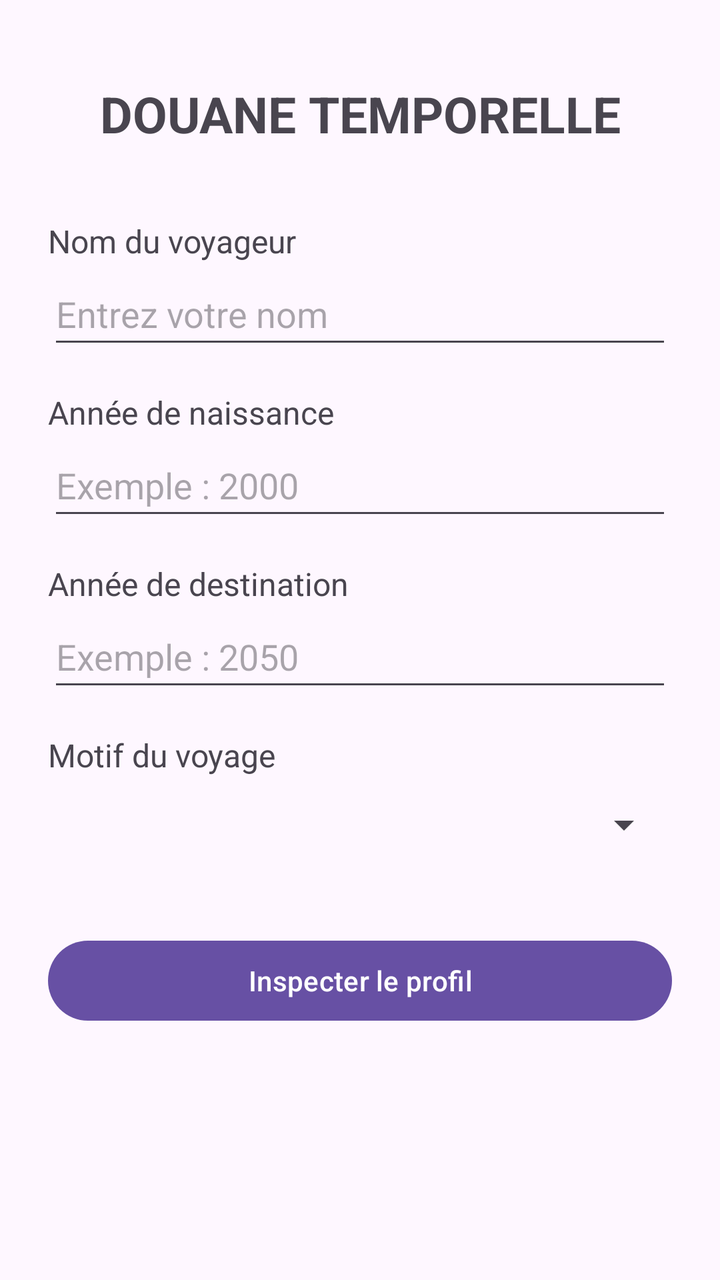
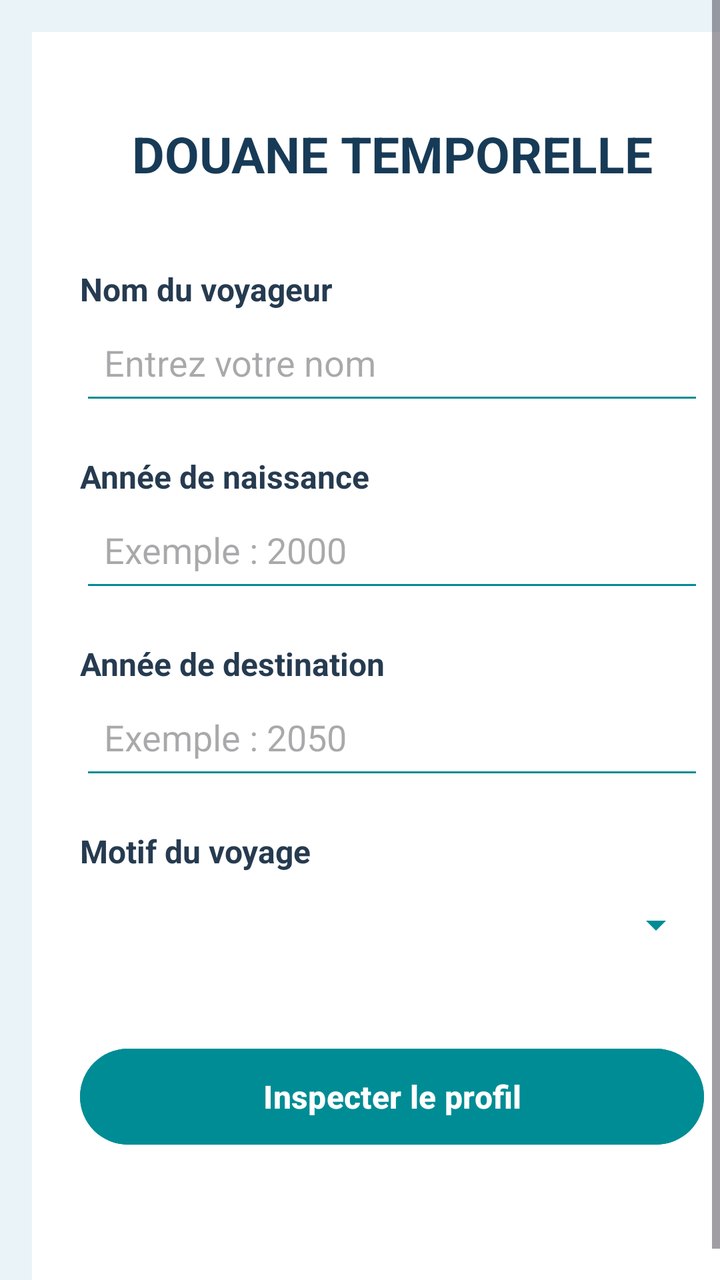

Before-and-after screenshots of an Android layout around one commit, followed by the original layout XML and the change that was made.
<!-- AndroidManifest.xml: application theme Theme.DouaneTemporelle -->
<!-- res/layout/activity_main.xml -->
<?xml version="1.0" encoding="utf-8"?>
<ScrollView
    xmlns:android="http://schemas.android.com/apk/res/android"
    android:id="@+id/scroll_main_rc"
    android:layout_width="match_parent"
    android:layout_height="match_parent"
    android:fillViewport="true">

    <LinearLayout
        android:id="@+id/layout_main_rc"
        android:layout_width="match_parent"
        android:layout_height="wrap_content"
        android:orientation="vertical"
        android:padding="24dp">

        
        <TextView
            android:id="@+id/txt_titre_rc"
            android:layout_width="match_parent"
            android:layout_height="wrap_content"
            android:text="DOUANE TEMPORELLE"
            android:textSize="25sp"
            android:textStyle="bold"
            android:gravity="center"
            android:padding="16dp" />

        
        <TextView
            android:id="@+id/txt_nom_rc"
            android:layout_width="match_parent"
            android:layout_height="wrap_content"
            android:text="Nom du voyageur"
            android:textSize="16sp"
            android:layout_marginTop="20dp" />

        <EditText
            android:id="@+id/edt_nom_rc"
            android:layout_width="match_parent"
            android:layout_height="wrap_content"
            android:hint="Entrez votre nom"
            android:inputType="textCapWords"
            android:minHeight="48dp" />

        
        <TextView
            android:id="@+id/txt_naissance_rc"
            android:layout_width="match_parent"
            android:layout_height="wrap_content"
            android:text="Année de naissance"
            android:textSize="16sp"
            android:layout_marginTop="16dp" />

        <EditText
            android:id="@+id/edt_naissance_rc"
            android:layout_width="match_parent"
            android:layout_height="wrap_content"
            android:hint="Exemple : 2000"
            android:inputType="number"
            android:maxLength="4"
            android:minHeight="48dp" />

        
        <TextView
            android:id="@+id/txt_destination_rc"
            android:layout_width="match_parent"
            android:layout_height="wrap_content"
            android:text="Année de destination"
            android:textSize="16sp"
            android:layout_marginTop="16dp" />

        <EditText
            android:id="@+id/edt_destination_rc"
            android:layout_width="match_parent"
            android:layout_height="wrap_content"
            android:hint="Exemple : 2050"
            android:inputType="number"
            android:maxLength="4"
            android:minHeight="48dp" />

        
        <TextView
            android:id="@+id/txt_motif_rc"
            android:layout_width="match_parent"
            android:layout_height="wrap_content"
            android:text="Motif du voyage"
            android:textSize="16sp"
            android:layout_marginTop="16dp" />

        <Spinner
            android:id="@+id/spn_motif_rc"
            android:layout_width="match_parent"
            android:layout_height="48dp" />

        
        <Button
            android:id="@+id/btn_inspecter_rc"
            android:layout_width="match_parent"
            android:layout_height="wrap_content"
            android:text="Inspecter le profil"
            android:layout_marginTop="30dp" />

    </LinearLayout>

</ScrollView>
<!-- resources referenced by this layout -->
<resources>
  <style name="Theme.DouaneTemporelle" parent="Base.Theme.DouaneTemporelle" />
  <style name="Base.Theme.DouaneTemporelle" parent="Theme.Material3.DayNight.NoActionBar">
          
          
      </style>
</resources>

<!-- the commit's change to res/layout/activity_main.xml (unified diff, before → after) -->
@@ -4,14 +4,17 @@
     android:id="@+id/scroll_main_rc"
     android:layout_width="match_parent"
     android:layout_height="match_parent"
-    android:fillViewport="true">
+    android:fillViewport="true"
+    android:background="#EAF4F8">
 
     <LinearLayout
         android:id="@+id/layout_main_rc"
         android:layout_width="match_parent"
         android:layout_height="wrap_content"
         android:orientation="vertical"
-        android:padding="24dp">
+        android:padding="24dp"
+        android:background="#FFFFFF"
+        android:layout_margin="16dp">
 
         
         <TextView
@@ -21,8 +24,9 @@
             android:text="DOUANE TEMPORELLE"
             android:textSize="25sp"
             android:textStyle="bold"
+            android:textColor="#173B57"
             android:gravity="center"
-            android:padding="16dp" />
+            android:padding="20dp" />
 
         
         <TextView
@@ -31,6 +35,8 @@
             android:layout_height="wrap_content"
             android:text="Nom du voyageur"
             android:textSize="16sp"
+            android:textStyle="bold"
+            android:textColor="#263B50"
             android:layout_marginTop="20dp" />
 
         <EditText
@@ -39,7 +45,10 @@
             android:layout_height="wrap_content"
             android:hint="Entrez votre nom"
             android:inputType="textCapWords"
-            android:minHeight="48dp" />
+            android:minHeight="52dp"
+            android:padding="12dp"
+            android:backgroundTint="#008C95"
+            android:textColor="#263B50" />
 
         
         <TextView
@@ -48,7 +57,9 @@
             android:layout_height="wrap_content"
             android:text="Année de naissance"
             android:textSize="16sp"
-            android:layout_marginTop="16dp" />
+            android:textStyle="bold"
+            android:textColor="#263B50"
+            android:layout_marginTop="20dp" />
 
         <EditText
             android:id="@+id/edt_naissance_rc"
@@ -57,7 +68,10 @@
             android:hint="Exemple : 2000"
             android:inputType="number"
             android:maxLength="4"
-            android:minHeight="48dp" />
+            android:minHeight="52dp"
+            android:padding="12dp"
+            android:backgroundTint="#008C95"
+            android:textColor="#263B50" />
 
         
         <TextView
@@ -66,7 +80,9 @@
             android:layout_height="wrap_content"
             android:text="Année de destination"
             android:textSize="16sp"
-            android:layout_marginTop="16dp" />
+            android:textStyle="bold"
+            android:textColor="#263B50"
+            android:layout_marginTop="20dp" />
 
         <EditText
             android:id="@+id/edt_destination_rc"
@@ -75,7 +91,10 @@
             android:hint="Exemple : 2050"
             android:inputType="number"
             android:maxLength="4"
-            android:minHeight="48dp" />
+            android:minHeight="52dp"
+            android:padding="12dp"
+            android:backgroundTint="#008C95"
+            android:textColor="#263B50" />
 
         
         <TextView
@@ -84,20 +103,27 @@
             android:layout_height="wrap_content"
             android:text="Motif du voyage"
             android:textSize="16sp"
-            android:layout_marginTop="16dp" />
+            android:textStyle="bold"
+            android:textColor="#263B50"
+            android:layout_marginTop="20dp" />
 
         <Spinner
             android:id="@+id/spn_motif_rc"
             android:layout_width="match_parent"
-            android:layout_height="48dp" />
+            android:layout_height="52dp"
+            android:backgroundTint="#008C95" />
 
         
         <Button
             android:id="@+id/btn_inspecter_rc"
             android:layout_width="match_parent"
-            android:layout_height="wrap_content"
+            android:layout_height="56dp"
             android:text="Inspecter le profil"
-            android:layout_marginTop="30dp" />
+            android:textColor="#FFFFFF"
+            android:textStyle="bold"
+            android:textSize="16sp"
+            android:backgroundTint="#008C95"
+            android:layout_marginTop="32dp" />
 
     </LinearLayout>
 
